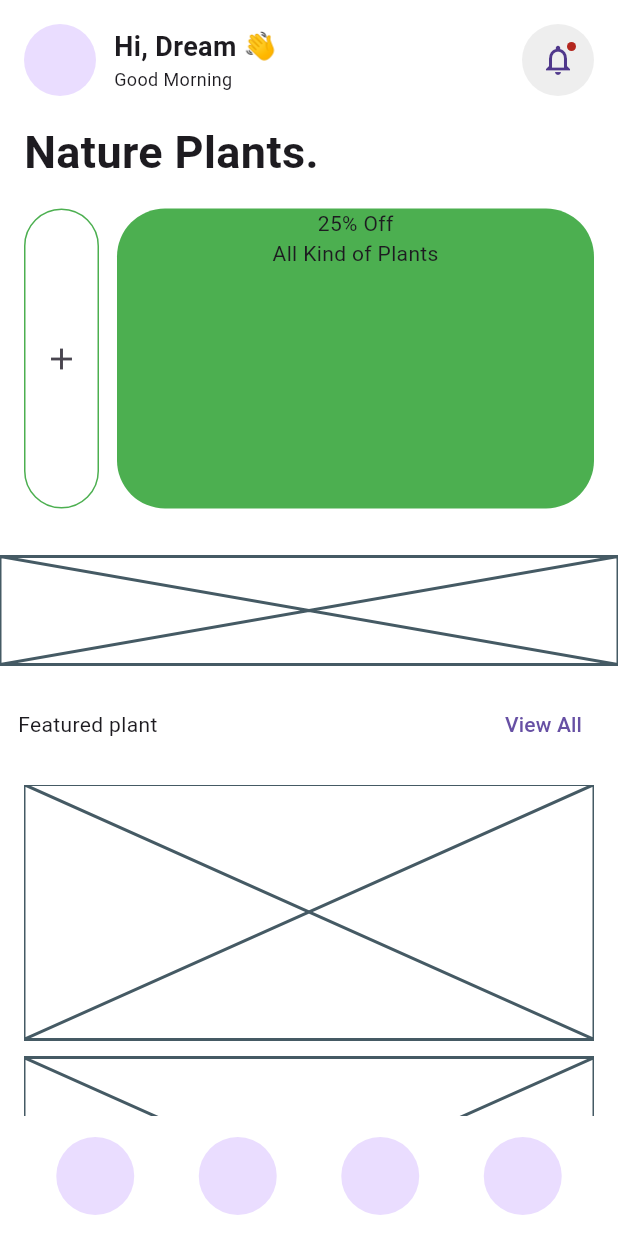
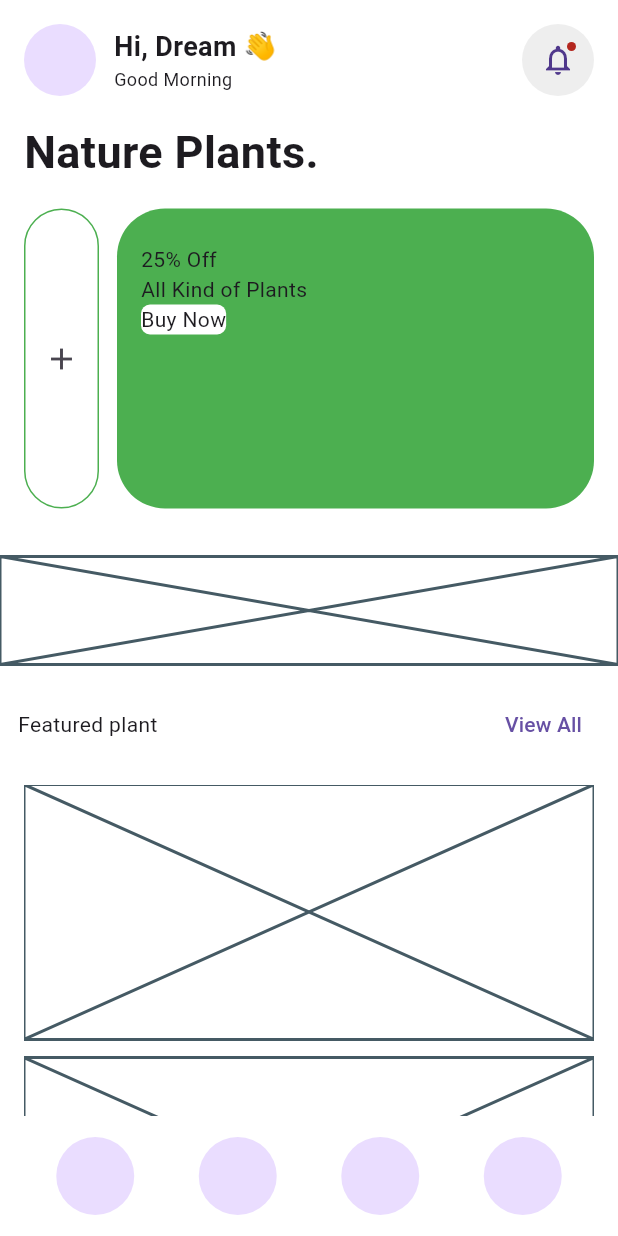
Before and after one commit to JAICHANGPARK/flutter_notebook_chapter_45, a Flutter app: the PlantHomePage screen opened directly, on a phone screen of 412 x 824 dp. Run offline on Flutter 3.47's test engine with Material 3 defaults, Android fonts, the phone set to English and light mode, and no system bars; our stand-ins replace gap, hugeicons, smooth_page_indicator.

Commit message:
Update plant_home_page.dart

```diff
--- a/lib/ep2265_plant_shop_app/ui/plant_home_page.dart
+++ b/lib/ep2265_plant_shop_app/ui/plant_home_page.dart
@@ -80,22 +80,35 @@ class _PlantHomePageState extends State<PlantHomePage> {
                             decoration: ShapeDecoration(
                               shape: RoundedSuperellipseBorder(
                                 borderRadius: BorderRadiusGeometry.circular(32),
-
                               ),
                               color: Colors.green,
                             ),
                             child: Stack(
                               children: [
-                                Positioned.fill(child: Column(children: [
+                                Positioned(
+                                  left: 16,
+                                  top: 24,
+                                  bottom: 24,
+                                  right: 16,
+                                  child: Column(
+                                    crossAxisAlignment:
+                                        CrossAxisAlignment.start,
+
+                                    children: [
                                       Text("25% Off"),
                                       Text("All Kind of Plants"),
                                       Container(
                                         decoration: BoxDecoration(
                                           color: Colors.white,
-                                      borderRadius: BorderRadius.circular(6),
+                                          borderRadius: BorderRadius.circular(
+                                            6,
                                           ),
-                                  )
-                                ],))
+                                        ),
+                                        child: Text("Buy Now"),
+                                      ),
+                                    ],
+                                  ),
+                                ),
                               ],
                             ),
                           ),
```
Lines whose indentation alone changed are shown as unchanged.
